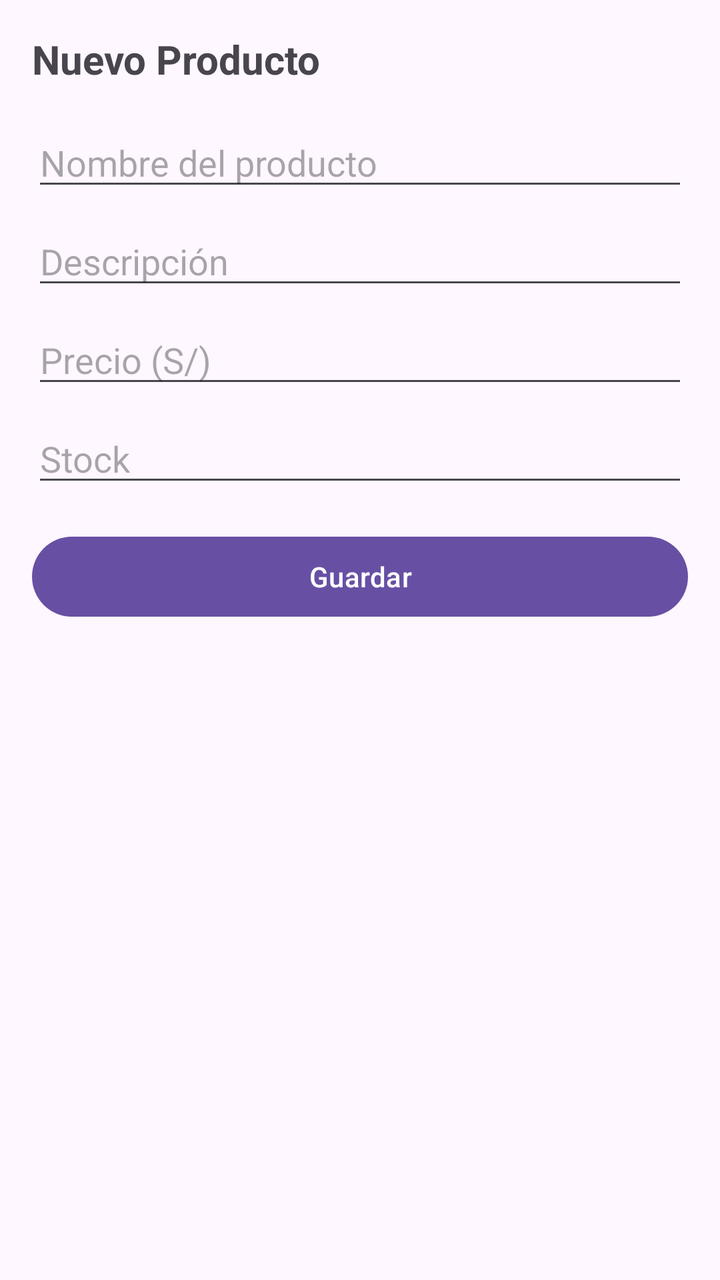
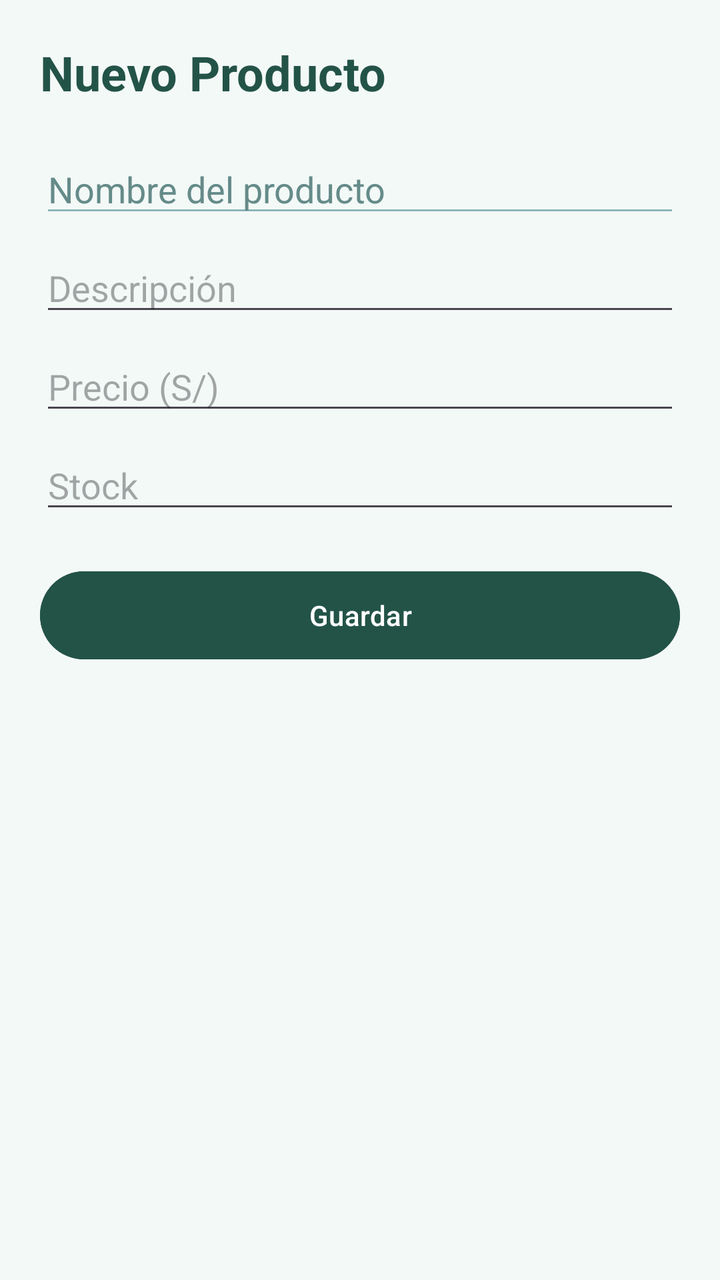

The first picture is an Android layout as it rendered before a commit; the second is the same layout after the commit. The layout source and the unified diff follow.
<!-- AndroidManifest.xml: application theme Theme.T1 -->
<!-- res/layout/activity_producto_form.xml -->
<?xml version="1.0" encoding="utf-8"?>
<ScrollView xmlns:android="http://schemas.android.com/apk/res/android"
    android:layout_width="match_parent"
    android:layout_height="match_parent">

    <LinearLayout
        android:layout_width="match_parent"
        android:layout_height="wrap_content"
        android:orientation="vertical"
        android:padding="16dp">

        <TextView
            android:id="@+id/tvTituloForm"
            android:layout_width="wrap_content"
            android:layout_height="wrap_content"
            android:text="Nuevo Producto"
            android:textSize="20sp"
            android:textStyle="bold"
            android:layout_marginBottom="16dp"/>

        <EditText android:id="@+id/etNombre" android:layout_width="match_parent"
            android:layout_height="wrap_content" android:hint="Nombre del producto"/>

        <EditText android:id="@+id/etDescripcion" android:layout_width="match_parent"
            android:layout_height="wrap_content" android:hint="Descripción" android:layout_marginTop="8dp"/>

        <EditText android:id="@+id/etPrecio" android:layout_width="match_parent"
            android:layout_height="wrap_content" android:hint="Precio (S/)" android:inputType="numberDecimal"
            android:layout_marginTop="8dp"/>

        <EditText android:id="@+id/etStock" android:layout_width="match_parent"
            android:layout_height="wrap_content" android:hint="Stock" android:inputType="number"
            android:layout_marginTop="8dp"/>

        <Button android:id="@+id/btnGuardar" android:layout_width="match_parent"
            android:layout_height="wrap_content" android:text="Guardar" android:layout_marginTop="16dp"/>

    </LinearLayout>
</ScrollView>
<!-- resources referenced by this layout -->
<resources>
  <style name="Theme.T1" parent="Base.Theme.T1" />
  <style name="Base.Theme.T1" parent="Theme.Material3.DayNight.NoActionBar">
          
          
      </style>
</resources>

<!-- the commit's change to res/layout/activity_producto_form.xml (unified diff, before → after) -->
@@ -1,25 +1,28 @@
 <?xml version="1.0" encoding="utf-8"?>
 <ScrollView xmlns:android="http://schemas.android.com/apk/res/android"
     android:layout_width="match_parent"
-    android:layout_height="match_parent">
+    android:layout_height="match_parent"
+    android:background="#F3F9F7">
 
     <LinearLayout
         android:layout_width="match_parent"
         android:layout_height="wrap_content"
         android:orientation="vertical"
-        android:padding="16dp">
+        android:padding="20dp">
 
         <TextView
             android:id="@+id/tvTituloForm"
             android:layout_width="wrap_content"
             android:layout_height="wrap_content"
             android:text="Nuevo Producto"
-            android:textSize="20sp"
+            android:textSize="24sp"
             android:textStyle="bold"
-            android:layout_marginBottom="16dp"/>
+            android:textColor="#235347"
+            android:layout_marginBottom="20dp"/>
 
         <EditText android:id="@+id/etNombre" android:layout_width="match_parent"
-            android:layout_height="wrap_content" android:hint="Nombre del producto"/>
+            android:layout_height="wrap_content" android:hint="Nombre del producto"
+            android:backgroundTint="#8EB6B9" android:textColor="#235347" android:textColorHint="#658B89"/>
 
         <EditText android:id="@+id/etDescripcion" android:layout_width="match_parent"
             android:layout_height="wrap_content" android:hint="Descripción" android:layout_marginTop="8dp"/>
@@ -33,7 +36,8 @@
             android:layout_marginTop="8dp"/>
 
         <Button android:id="@+id/btnGuardar" android:layout_width="match_parent"
-            android:layout_height="wrap_content" android:text="Guardar" android:layout_marginTop="16dp"/>
+            android:layout_height="wrap_content" android:text="Guardar" android:layout_marginTop="20dp"
+            android:backgroundTint="#235347" android:textColor="#FFFFFF" android:minHeight="52dp"/>
 
     </LinearLayout>
 </ScrollView>
